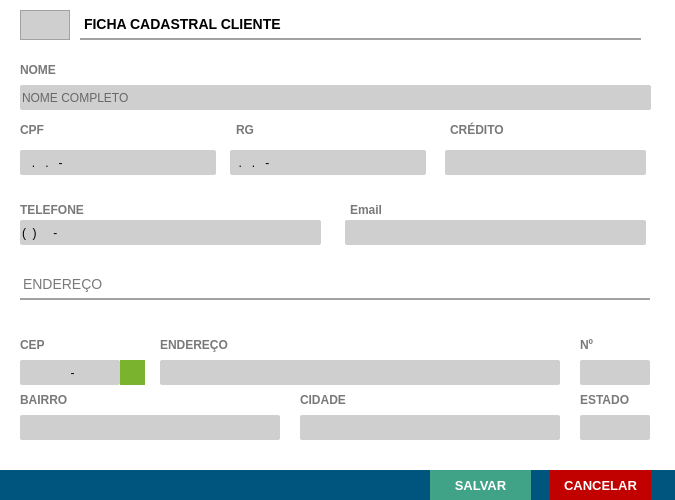
Before: the Qt Designer form form/Cliente/Form_Cad_Clientes.ui in lucascostastz/SISTEMA-PDV, drawn with Qt 5.
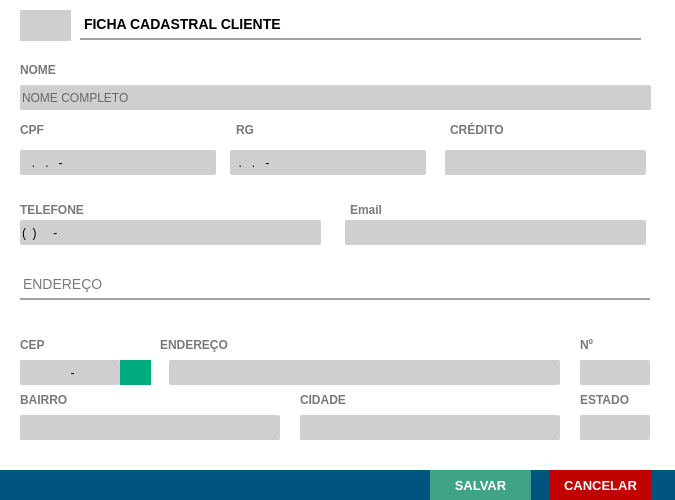
After: the same form once the commit is applied. Icons and pictures are not drawn.

```diff
--- a/form/Cliente/Form_Cad_Clientes.ui
+++ b/form/Cliente/Form_Cad_Clientes.ui
@@ -73,36 +73,6 @@
      <string>FICHA CADASTRAL CLIENTE</string>
     </property>
    </widget>
-   <widget class="QLineEdit" name="tx_Id">
-    <property name="enabled">
-     <bool>false</bool>
-    </property>
-    <property name="geometry">
-     <rect>
-      <x>20</x>
-      <y>10</y>
-      <width>50</width>
-      <height>30</height>
-     </rect>
-    </property>
-    <property name="styleSheet">
-     <string notr="true">QLineEdit{
-background: #CFCFCF;
-border: 1px solid #A2A2A2;
-color: #000;
-font-size: 14px;
-font-family: &quot;Arial&quot;;
-font-weight: bold;
-
-}</string>
-    </property>
-    <property name="text">
-     <string/>
-    </property>
-    <property name="alignment">
-     <set>Qt::AlignCenter</set>
-    </property>
-   </widget>
    <widget class="QLabel" name="lb_FormProdutos_2">
     <property name="geometry">
      <rect>
@@ -583,9 +553,9 @@
    <widget class="QLineEdit" name="tx_Endereco">
     <property name="geometry">
      <rect>
-      <x>160</x>
+      <x>169</x>
       <y>360</y>
-      <width>400</width>
+      <width>391</width>
       <height>25</height>
      </rect>
     </property>
@@ -837,77 +807,6 @@
      <string/>
     </property>
    </widget>
-   <widget class="QPushButton" name="bt_BuscaCep">
-    <property name="geometry">
-     <rect>
-      <x>120</x>
-      <y>360</y>
-      <width>25</width>
-      <height>25</height>
-     </rect>
-    </property>
-    <property name="font">
-     <font>
-      <family>Arial</family>
-      <pointsize>16</pointsize>
-      <weight>75</weight>
-      <bold>true</bold>
-     </font>
-    </property>
-    <property name="styleSheet">
-     <string notr="true">QPushButton{
-background: #CFCFCF;
-color: #FFF
-}
-QPushButton:hover{
-	background-color: rgb(145, 145, 145);
-}
-image: url(:/pesquisar/fsdfs.png);</string>
-    </property>
-    <property name="text">
-     <string/>
-    </property>
-    <property name="icon">
-     <iconset>
-      <normaloff>:/pesquisar/fsdfs.png</normaloff>:/pesquisar/fsdfs.png</iconset>
-    </property>
-    <property name="iconSize">
-     <size>
-      <width>30</width>
-      <height>30</height>
-     </size>
-    </property>
-   </widget>
-   <widget class="QPushButton" name="bt_BuscaCep_2">
-    <property name="geometry">
-     <rect>
-      <x>120</x>
-      <y>360</y>
-      <width>25</width>
-      <height>25</height>
-     </rect>
-    </property>
-    <property name="font">
-     <font>
-      <family>Arial</family>
-      <pointsize>16</pointsize>
-      <weight>75</weight>
-      <bold>true</bold>
-     </font>
-    </property>
-    <property name="styleSheet">
-     <string notr="true">QPushButton{
-background: #7AB32E;
-color: #FFF
-}
-QPushButton:hover{
-background-color: #40a286
-}</string>
-    </property>
-    <property name="text">
-     <string/>
-    </property>
-   </widget>
    <widget class="QLineEdit" name="tx_Credito">
     <property name="geometry">
      <rect>
@@ -957,6 +856,38 @@
      <string>CRÉDITO</string>
     </property>
    </widget>
+   <widget class="QLabel" name="label">
+    <property name="geometry">
+     <rect>
+      <x>120</x>
+      <y>360</y>
+      <width>31</width>
+      <height>25</height>
+     </rect>
+    </property>
+    <property name="styleSheet">
+     <string notr="true">background-color: rgb(0, 170, 127);</string>
+    </property>
+    <property name="text">
+     <string/>
+    </property>
+   </widget>
+   <widget class="QLabel" name="label_2">
+    <property name="geometry">
+     <rect>
+      <x>20</x>
+      <y>10</y>
+      <width>51</width>
+      <height>31</height>
+     </rect>
+    </property>
+    <property name="styleSheet">
+     <string notr="true">background: #CFCFCF;</string>
+    </property>
+    <property name="text">
+     <string/>
+    </property>
+   </widget>
   </widget>
  </widget>
  <tabstops>
```
Left out of the diff: 3 changed lines with no effect on the pictures.
